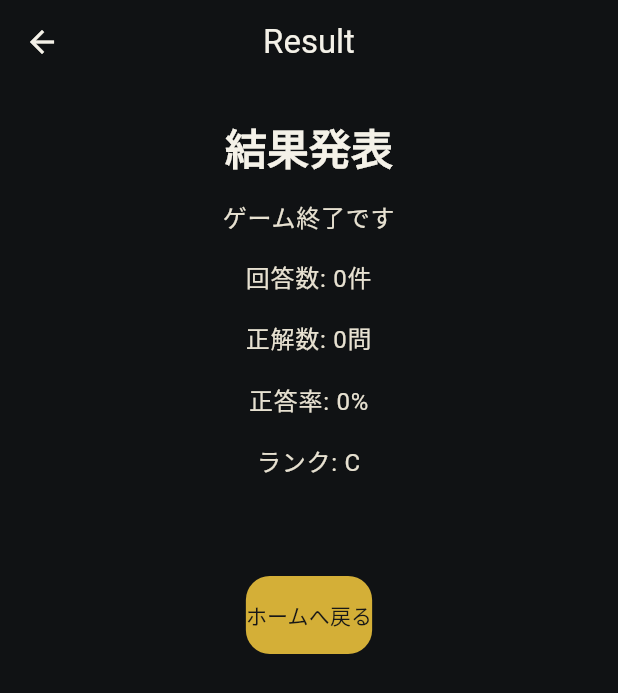
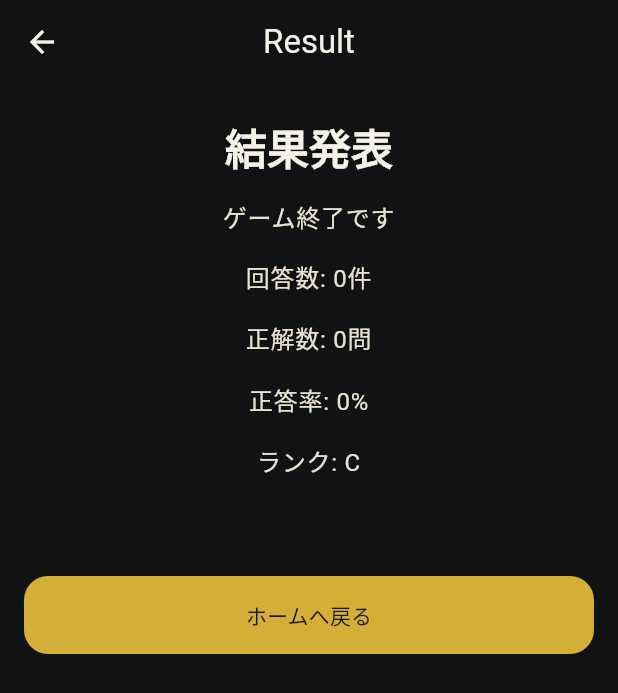
Before and after one commit to itoso0315/stock_prediction_game, a Flutter app: the ResultScreen screen opened directly with empty values, on a phone screen of 412 x 824 dp. Shown: the top 693 px of the screen. Run offline on Flutter 3.47's test engine with Material 3 defaults, Android fonts, the phone set to English and light mode, and no system bars.

Commit message:
feat: make question and result screens responsive

```diff
--- a/frontend/lib/screens/result_screen.dart
+++ b/frontend/lib/screens/result_screen.dart
@@ -69,12 +69,24 @@ class ResultScreen extends StatelessWidget {
     return Scaffold(
       appBar: AppBar(title: const Text('Result'), centerTitle: true),
       body: SafeArea(
-        child: SingleChildScrollView(
+        child: LayoutBuilder(
+          builder: (context, constraints) {
+            final isWideScreen = constraints.maxWidth >= 700;
+            final horizontalPadding = isWideScreen ? 32.0 : 16.0;
+            final contentMaxWidth = isWideScreen ? 720.0 : constraints.maxWidth;
+            final buttonMaxWidth = isWideScreen ? 520.0 : constraints.maxWidth;
+
+            return SingleChildScrollView(
               child: Center(
+                child: ConstrainedBox(
+                  constraints: BoxConstraints(maxWidth: contentMaxWidth),
                   child: Padding(
-              padding: const EdgeInsets.symmetric(horizontal: 24, vertical: 24),
+                    padding: EdgeInsets.symmetric(
+                      horizontal: horizontalPadding,
+                      vertical: 24,
+                    ),
                     child: Column(
-                mainAxisSize: MainAxisSize.min,
+                      crossAxisAlignment: CrossAxisAlignment.stretch,
                       children: [
                         Text(
                           '結果発表',
@@ -114,14 +126,27 @@ class ResultScreen extends StatelessWidget {
                         const SizedBox(height: 32),
                         ..._buildAnswerResultItems(context),
                         const SizedBox(height: 32),
-                  FilledButton(
+                        Center(
+                          child: ConstrainedBox(
+                            constraints: BoxConstraints(
+                              maxWidth: buttonMaxWidth,
+                            ),
+                            child: SizedBox(
+                              width: double.infinity,
+                              child: FilledButton(
                                 onPressed: () => _goBackHome(context),
                                 child: const Text('ホームへ戻る'),
+                              ),
+                            ),
+                          ),
                         ),
                       ],
                     ),
                   ),
                 ),
+              ),
+            );
+          },
         ),
       ),
     );
```
Also changed, not shown: frontend/lib/screens/question_screen.dart (+21 -5 lines), 1 other file. Lines whose indentation alone changed are shown as unchanged.
